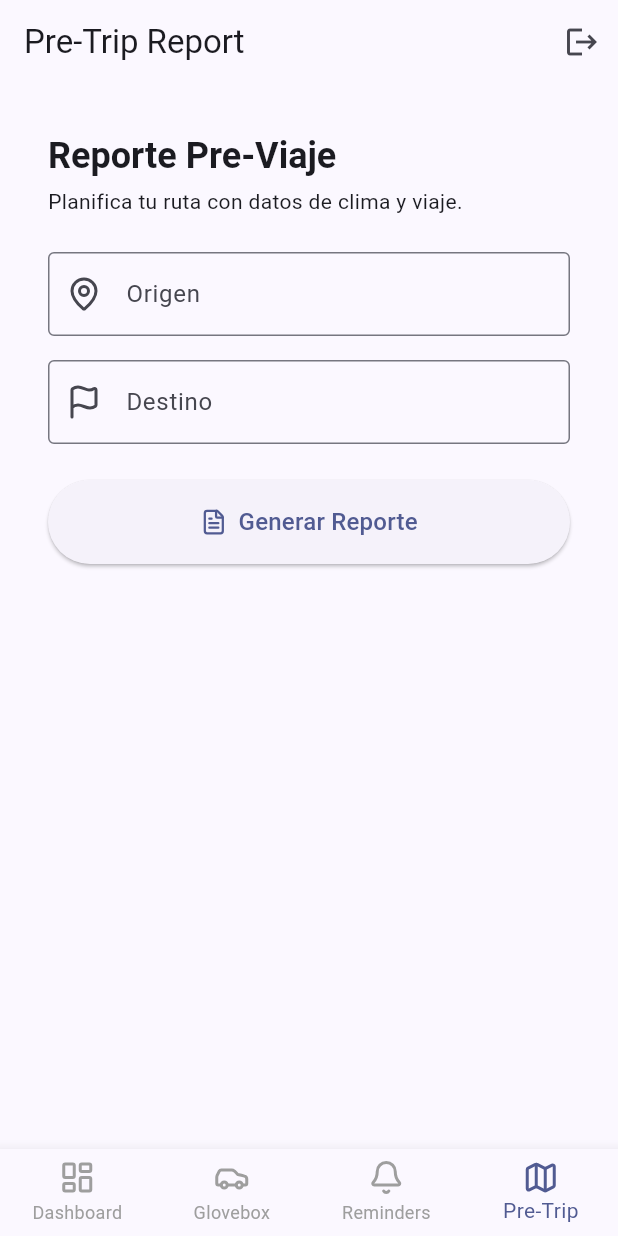
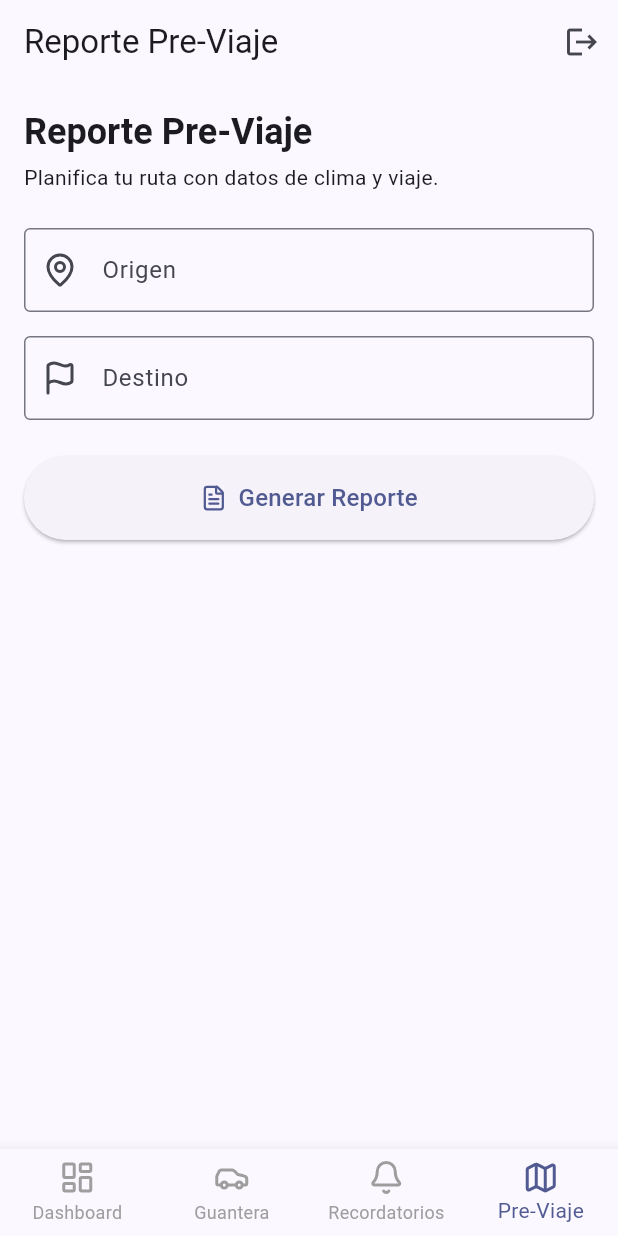
Before and after one commit to fabianreyesmn/automate-front, a Flutter app: the screen it shows once a user with an empty profile is signed in, item 4 of the bottom bar chosen, on a phone screen of 412 x 824 dp. Run offline on Flutter 3.47's test engine with Material 3 defaults, Android fonts, the phone set to English and light mode, and no system bars; our stand-ins replace file_picker, firebase_auth, firebase_core, flutter_dotenv, flutter_local_notifications, geocoding and 6 more; accounts and stored records are empty; network calls fail.

```diff
--- a/lib/main.dart
+++ b/lib/main.dart
@@ -1,3 +1,4 @@
+import 'package:automate/providers/main_screen_provider.dart';
 import 'package:automate/providers/reminder_provider.dart';
 import 'package:flutter/material.dart';
 import 'package:firebase_core/firebase_core.dart';
@@ -25,6 +26,7 @@ void main() async {
     MultiProvider(
       providers: [
         ChangeNotifierProvider(create: (_) => AuthProvider()),
+        ChangeNotifierProvider(create: (_) => MainScreenProvider()),
         ChangeNotifierProxyProvider<AuthProvider, ReminderProvider>(
           create: (_) => ReminderProvider(),
           update: (context, auth, previous) {
--- a/lib/models/reminder.dart
+++ b/lib/models/reminder.dart
@@ -27,8 +27,8 @@ class Reminder {
       userId: json['user_id'],
       vehicleId: json['vehicle_id'],
       title: json['title'],
-      notes: json['notes'], // Changed from description
-      dueDate: DateTime.parse(json['due_date']), // Changed from date
+      notes: json['notes'],
+      dueDate: DateTime.parse(json['due_date']),
       isCompleted: json['is_completed'] ?? false,
       createdAt: DateTime.parse(json['created_at']),
     );
--- /dev/null
+++ b/lib/providers/main_screen_provider.dart
@@ -0,0 +1,18 @@
+import 'package:flutter/material.dart';
+
+class MainScreenProvider with ChangeNotifier {
+  int _selectedIndex = 0;
+
+  int get selectedIndex => _selectedIndex;
+
+  void setIndex(int index) {
+    print('[MainScreenProvider] setIndex called with: $index');
+    if (_selectedIndex != index) {
+      _selectedIndex = index;
+      notifyListeners();
+      print('[MainScreenProvider] Index changed to $_selectedIndex and listeners notified.');
+    } else {
+      print('[MainScreenProvider] Index is already $_selectedIndex. No change.');
+    }
+  }
+}
--- a/lib/screens/main_screen.dart
+++ b/lib/screens/main_screen.dart
@@ -1,22 +1,17 @@
+import 'package:automate/providers/main_screen_provider.dart';
 import 'package:flutter/material.dart';
 import 'package:firebase_auth/firebase_auth.dart';
 import 'package:go_router/go_router.dart';
 import 'package:lucide_icons/lucide_icons.dart';
+import 'package:provider/provider.dart';
 
 import 'home_screen.dart';
 import 'digital_glovebox_screen.dart';
 import 'reminders_screen.dart';
 import 'pre_trip_report_screen.dart';
 
-class MainScreen extends StatefulWidget {
+class MainScreen extends StatelessWidget {
   const MainScreen({super.key});
-
-  @override
-  State<MainScreen> createState() => _MainScreenState();
-}
-
-class _MainScreenState extends State<MainScreen> {
-  int _selectedIndex = 0;
 
   static const List<Widget> _widgetOptions = <Widget>[
     HomeScreen(),
@@ -27,22 +22,20 @@ class _MainScreenState extends State<MainScreen> {
 
   static const List<String> _titles = <String>[
     'Dashboard',
-    'Digital Glovebox',
-    'Reminders',
-    'Pre-Trip Report',
+    'Guantera Digital',
+    'Recordatorios',
+    'Reporte Pre-Viaje',
   ];
-
-  void _onItemTapped(int index) {
-    setState(() {
-      _selectedIndex = index;
-    });
-  }
 
   @override
   Widget build(BuildContext context) {
+    final screenProvider = context.watch<MainScreenProvider>();
+    final selectedIndex = screenProvider.selectedIndex;
+    print('[MainScreen] Build method running with index: $selectedIndex');
+
     return Scaffold(
       appBar: AppBar(
-        title: Text(_titles[_selectedIndex]),
+        title: Text(_titles[selectedIndex]),
         actions: [
           IconButton(
             icon: const Icon(Icons.logout),
@@ -53,10 +46,7 @@ class _MainScreenState extends State<MainScreen> {
           ),
         ],
       ),
-      body: Padding(
-        padding: const EdgeInsets.all(16.0),
-        child: _widgetOptions.elementAt(_selectedIndex),
-      ),
+      body: _widgetOptions.elementAt(selectedIndex),
       bottomNavigationBar: BottomNavigationBar(
         items: const <BottomNavigationBarItem>[
           BottomNavigationBarItem(
@@ -65,22 +55,22 @@ class _MainScreenState extends State<MainScreen> {
           ),
           BottomNavigationBarItem(
             icon: Icon(LucideIcons.car),
-            label: 'Glovebox',
+            label: 'Guantera',
           ),
           BottomNavigationBarItem(
             icon: Icon(LucideIcons.bell),
-            label: 'Reminders',
+            label: 'Recordatorios',
           ),
           BottomNavigationBarItem(
             icon: Icon(LucideIcons.map),
-            label: 'Pre-Trip',
+            label: 'Pre-Viaje',
           ),
         ],
-        currentIndex: _selectedIndex,
+        currentIndex: selectedIndex,
         selectedItemColor: Theme.of(context).colorScheme.primary,
         unselectedItemColor: Colors.grey,
         showUnselectedLabels: true,
-        onTap: _onItemTapped,
+        onTap: (index) => context.read<MainScreenProvider>().setIndex(index),
         type: BottomNavigationBarType.fixed,
       ),
     );
```
Also changed, not shown: lib/providers/reminder_provider.dart (+15 -21 lines), lib/screens/home_screen.dart (+88 -39 lines).
